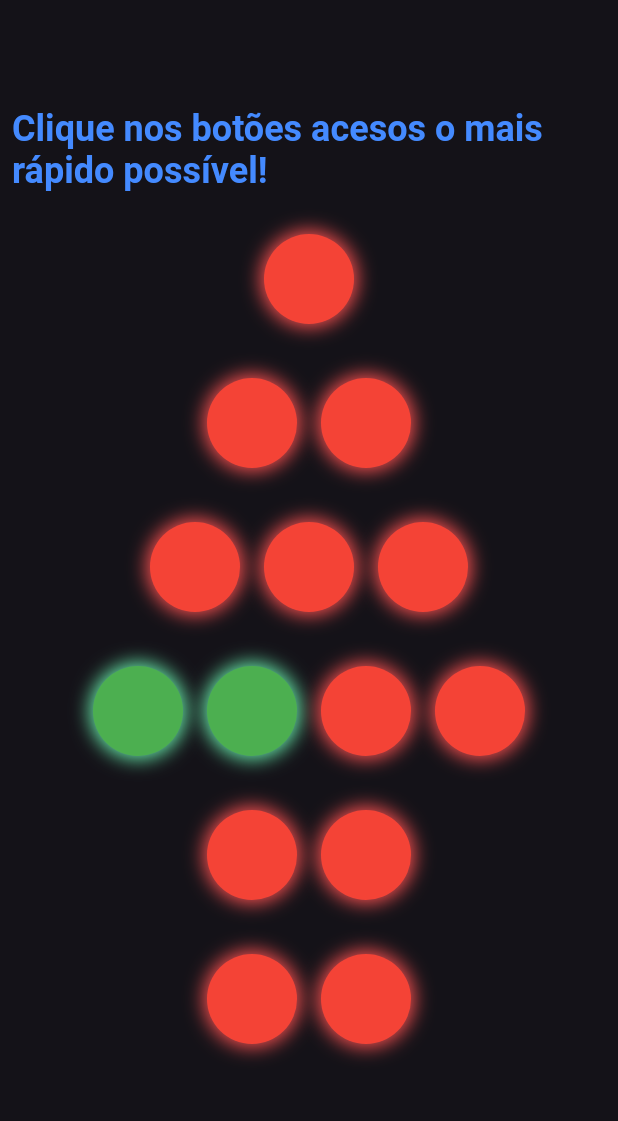
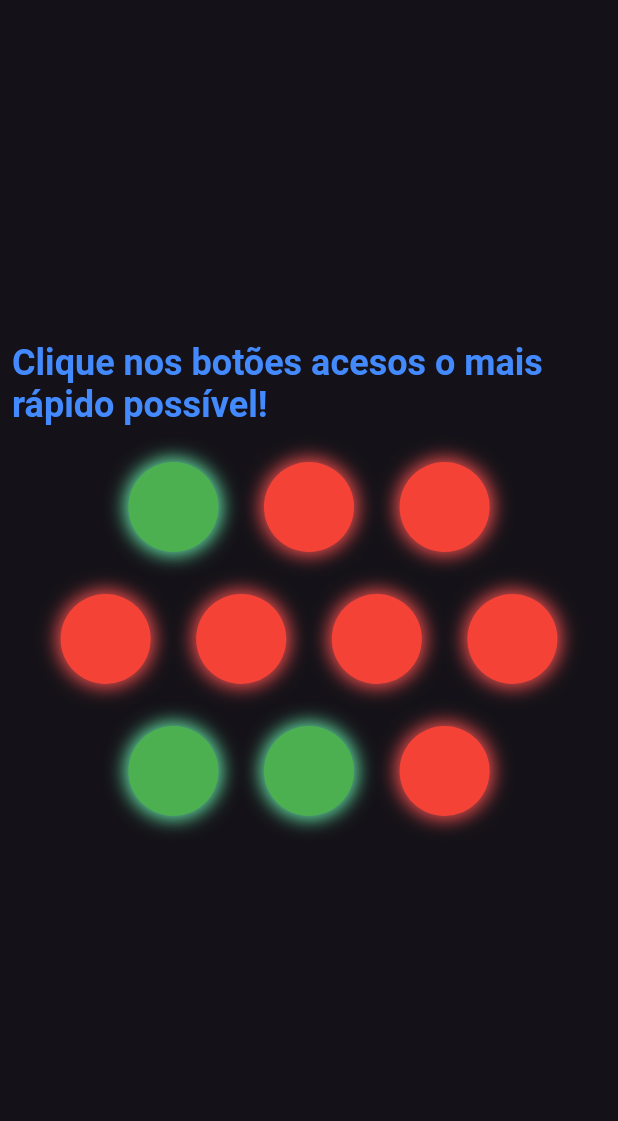
Before and after one commit to davesbalthazar/button-press-game, a Flutter app: the screen it shows after launch, on a phone screen of 412 x 824 dp, the part 63-1184 px from its top. Run offline on Flutter 3.47's test engine with Material 3 defaults, Android fonts, the phone set to English and light mode, and no system bars; drawn by our look-alikes of animated_text_kit; our stand-ins replace audioplayers, equatable, flutter_bloc.

Commit message:
removing code

```diff
--- a/lib/app/bloc/game_bloc.dart
+++ b/lib/app/bloc/game_bloc.dart
@@ -77,7 +77,7 @@ class GameBloc extends Bloc<GameEvent, GameState> {
   void _onBlinkTick(BlinkTick event, Emitter<GameState> emit) {
     if (state is BlinkingLights) {
       int blinkCount = (state as BlinkingLights).blinkCount + 1;
-      if (blinkCount >= 100) {
+      if (blinkCount >= 20) {
         _timer?.cancel();
         _startNewRound();
       } else {
@@ -91,7 +91,7 @@ class GameBloc extends Bloc<GameEvent, GameState> {
     _activeButtonIndexes.clear();
 
     while (_activeButtonIndexes.length < buttonsPerRound) {
-      int index = random.nextInt(totalButtons);
+      int index = random.nextInt(totalButtons) + 1;
       if (!_activeButtonIndexes.contains(index)) {
         _activeButtonIndexes.add(index);
       }
--- a/lib/app/pages/button_press_game_page.dart
+++ b/lib/app/pages/button_press_game_page.dart
@@ -1,10 +1,5 @@
-import 'dart:math';
-
 import 'package:button_press_game/app/bloc/game_bloc.dart';
-import 'package:button_press_game/app/enums/map_type.dart';
-import 'package:button_press_game/app/models/level.dart';
-import 'package:button_press_game/app/models/map.dart';
-import 'package:button_press_game/app/widgets/circular_button.dart';
+import 'package:button_press_game/app/widgets/game_button.dart';
 import 'package:flutter/material.dart';
 import 'package:flutter_bloc/flutter_bloc.dart';
 import 'package:animated_text_kit/animated_text_kit.dart';
@@ -16,15 +11,17 @@ class ButtonPressGamePage extends StatelessWidget {
   int level = 1;
 
   List<List<String>> map = [
-    ['X'],
-    ['X', 'X'],
+    // ['X'],
+    // ['X', 'X'],
     ['X', 'X', 'X'],
     ['X', 'X', 'X', 'X'],
-    ['X', 'X'],
-    ['X', 'X'],
+    ['X', 'X', 'X'],
+    //['X', 'X'],
   ];
 
   var j = 0;
+
+  ButtonPressGamePage({super.key});
 
   void _playSound(String sound) {
     _audioPlayer.play(AssetSource(sound));
@@ -32,14 +29,14 @@ class ButtonPressGamePage extends StatelessWidget {
 
   Widget _incrementJ(int increment) {
     j += increment;
-    return SizedBox.shrink();
+    return const SizedBox.shrink();
   }
 
   @override
   Widget build(BuildContext context) {
     return Scaffold(
       appBar: AppBar(
-        title: Text('Button Press Game'),
+        title: const Text('Button Press Game'),
       ),
       body: BlocBuilder<GameBloc, GameState>(
         builder: (context, state) {
@@ -72,7 +69,7 @@ class ButtonPressGamePage extends StatelessWidget {
               children: [
                 if (message != null && message.isNotEmpty)
                   DefaultTextStyle(
-                    style: TextStyle(
+                    style: const TextStyle(
                       fontSize: 24,
                       fontWeight: FontWeight.bold,
                       color: Colors.blueAccent,
@@ -85,55 +82,8 @@ class ButtonPressGamePage extends StatelessWidget {
                       isRepeatingAnimation: false,
                     ),
                   ),
-                SizedBox(height: 20),
-
+                const SizedBox(height: 20),
                 ...renderMap(context, map, state),
-
-//                 for (var i = 0; i < map.length; i++) ...[
-//                   buildButtonRow2(context, i + j, map[i], state),
-
-// //                  Text((i + j).toString()),
-//                   _incrementJ(map[i].length),
-//                 ],
-                //buildButtonRow2(context, i + map[i].length, map[i], state),
-
-                // for (var row in map) ...[
-                //   buildButtonRow2(context, row.length, row, state)
-                // ],
-
-                // map.forEach((row) {
-                //   return Text('x');
-                //   //  return buildButtonRow2(context, 0, row, state);
-                // }),
-
-                // map.map((row) {
-                //   return buildButtonRow2(context, 0, row, state);
-                // }).toList(),
-                // map.add(
-                //   GameMap(x: 1, y: 1, mapType: MapType.circle);
-
-// map.add([GameMap(x: 1, y: 1, mapType: MapType.circle)]);
-                // .addAll([
-                // [GameMap(1,1,MapType.circle), GameMap(1,2,MapType.square), GameMap(1,3,MapType.circle), GameMap(1,4,MapType.square)],
-                // [GameMap(2,1,MapType.square), GameMap(2,2,MapType.circle), GameMap(2,3,MapType.square)]);
-
-                // map = [
-                //     ['X', '0', 'X', '0'], // Linha com 4 itens
-                //     ['0', 'X', '0'], // Linha com 3 itens
-                //     ['X', 'X', '0', 'X'], // Linha com 4 itens
-                //     ['0', '0', 'X'], // Linha com 3 itens
-                //   ];
-
-//                print( Level.generateLevel(1).toList().toString() );
-
-                // Text( state.props.points.toString(), style: TextStyle(fontSize: 24, fontWeight: FontWeight.bold, color: Colors.blueAccent),),;
-
-                // for (int i = 0; i < 10; i += 3)
-                //   buildButtonRow(context, i, 3, state),
-
-                // buildButtonRow(context, 0, 3, state),
-                // buildButtonRow(context, 3, 4, state),
-                // buildButtonRow(context, 7, 3, state),
               ],
             ),
           );
@@ -146,6 +96,15 @@ class ButtonPressGamePage extends StatelessWidget {
       BuildContext context, List<List<String>> map, GameState state) {
     List<Widget> rows = [];
 
+    // Calcula o máximo de itens nas linhas
+    int maxItensInLine = 0;
+    for (var i = 0; i < map.length; i++) {
+      if (map[i].length > maxItensInLine) {
+        maxItensInLine = map[i].length;
+      }
+    }
+    print('maxItensInLine: $maxItensInLine');
+
     int counter = 0;
     // Colunas
     for (var i = 0; i < map.length; i++) {
@@ -153,46 +112,49 @@ class ButtonPressGamePage extends StatelessWidget {
 
       rows.add(Column(
         children: [
-          buildButtonRow2(context, counter, map[i], state),
-          SizedBox(height: 20),
+          buildButtonRow2(context, counter, map[i], maxItensInLine, state),
+          const SizedBox(height: 20),
         ],
       ));
       counter = counter + map[i].length;
-      // return buildButtonRow2(context, i, map[i], state);
-      // Linhas
-      // for (var j = 0; j < map[i].length; j++) {
-      //   print(map[i][j]);
-      // }
     }
 
     return rows;
   }
 
-  Widget buildButtonRow2(
-      BuildContext context, int from, List<String> row, GameState state) {
+  Widget buildButtonRow2(BuildContext context, int from, List<String> row,
+      int maxItemsInLine, GameState state) {
     int i = 0;
+
+    double buttonSizeX =
+        MediaQuery.of(context).size.width * 0.8 / maxItemsInLine;
+    // double buttonSizeY = MediaQuery.of(context).size.height / maxItemsInLine;
     return Row(
       mainAxisAlignment: MainAxisAlignment.center,
       children: row.map((item) {
         i++;
         return Padding(
-            padding: const EdgeInsets.all(8.0),
+            padding: const EdgeInsets.all(4.0),
             child: item[0] == 'X'
-                ? CircularButton(
-                    index: from + i, isBlinking: state is BlinkingLights)
-                : SizedBox());
+                ? GameButton(
+                    index: from + i,
+                    isBlinking: state is BlinkingLights,
+                    width: buttonSizeX,
+                    // height: buttonSizeY,
+                  )
+                : const SizedBox());
       }).toList(),
     );
   }
 
-  Widget buildButtonRow(
-      BuildContext context, int from, int count, GameState state) {
+  Widget buildButtonRow(BuildContext context, int from, int count,
+      int MaxItensInLine, GameState state) {
     return Row(
       mainAxisAlignment: MainAxisAlignment.center,
       children: List.generate(count, (index) {
         return Padding(
           padding: const EdgeInsets.all(8.0),
-          child: CircularButton(
+          child: GameButton(
               index: index + from, isBlinking: state is BlinkingLights),
         );
       }),
--- a/lib/app/widgets/circular_button.dart
+++ b/lib/app/widgets/game_button.dart
@@ -5,12 +5,37 @@ import 'package:flutter/material.dart';
 import 'package:flutter_bloc/flutter_bloc.dart';
 import 'package:button_press_game/app/bloc/game_bloc.dart';
 
-class CircularButton extends StatelessWidget {
+class GameButton extends StatelessWidget {
+  GameButton({
+    required this.index,
+    required this.isBlinking,
+    this.shape = BoxShape.circle,
+    this.width = 60,
+    this.height = 60,
+    this.borderRadius = const BorderRadius.all(Radius.circular(30)),
+    this.activeColor = Colors.green,
+    this.inactiveColor = Colors.red,
+    this.activeColorShadow = Colors.greenAccent,
+    this.inactiveColorShadow = Colors.redAccent,
+    this.blinkingColor1 = Colors.black,
+    this.blinkingColor2 = Colors.black45,
+    super.key,
+  });
+
   final int index;
+  final bool isBlinking;
+  final BoxShape shape;
+  final double width;
+  final double height;
+  final BorderRadius borderRadius;
+  final Color activeColor;
+  final Color inactiveColor;
+  final Color activeColorShadow;
+  final Color inactiveColorShadow;
+  final Color blinkingColor1;
+  final Color blinkingColor2;
+
   final AudioPlayer _audioPlayer = AudioPlayer();
-  final bool isBlinking;
-
-  CircularButton({required this.index, required this.isBlinking});
 
   void _playSound(String sound) {
     _audioPlayer.play(AssetSource(sound));
@@ -23,7 +48,6 @@ class CircularButton extends StatelessWidget {
         bool isActive = state is GameInProgress &&
             state.activeButtonIndexes.contains(index);
         bool shouldBlink = state is BlinkingLights && isBlinking;
-        // bool blinking = state is BlinkingLights;
 
         return GestureDetector(
           onTap: isActive
@@ -36,19 +60,19 @@ class CircularButton extends StatelessWidget {
                   _playSound('sounds/error.wav');
                 },
           child: AnimatedContainer(
-            duration: Duration(milliseconds: 500),
-            width: 60,
-            height: 60,
+            duration: const Duration(milliseconds: 500),
+            width: width,
+            height: height,
             decoration: BoxDecoration(
               color: shouldBlink
                   ? Random().nextBool()
-                      ? Colors.black45
-                      : Colors.black
-                  : (isActive ? Colors.green : Colors.red),
-              shape: BoxShape.circle,
+                      ? blinkingColor1
+                      : blinkingColor2
+                  : (isActive ? activeColor : inactiveColor),
+              shape: shape,
               boxShadow: [
                 BoxShadow(
-                  color: isActive ? Colors.greenAccent : Colors.redAccent,
+                  color: isActive ? activeColorShadow : inactiveColorShadow,
                   blurRadius: 10,
                   spreadRadius: 2,
                 ),
```
